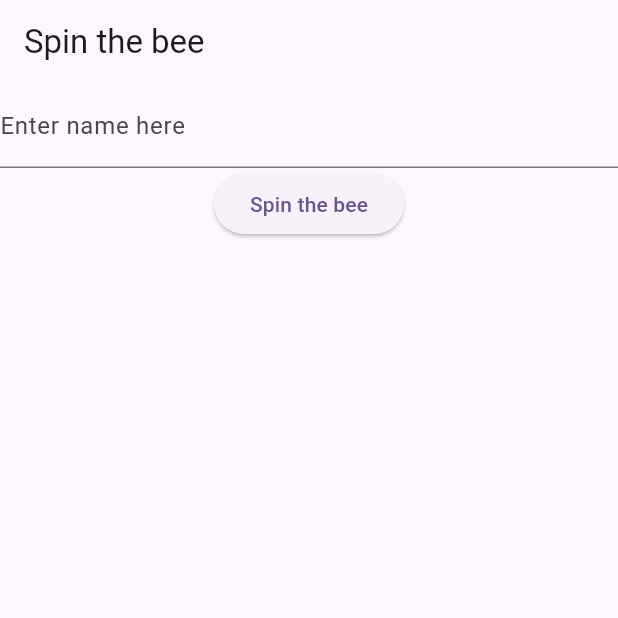
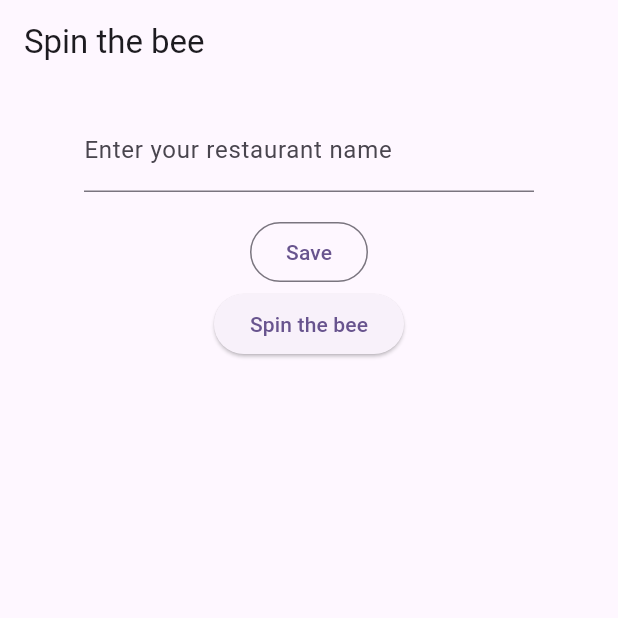
Before and after one commit to martinhusztimehi/spin-the-bee, a Flutter app: the screen it shows after launch, on a phone screen of 412 x 824 dp, the top half of it. Run offline on Flutter 3.47's test engine with Material 3 defaults, Android fonts, the phone set to English and light mode, and no system bars.

Commit message:
New component

```diff
--- a/lib/NameInput.dart
+++ b/lib/NameInput.dart
@@ -1,18 +1,32 @@
 import 'package:flutter/material.dart';
 
-class NameInputWithState extends StatefulWidget {
-  @override
-  State<StatefulWidget> createState() {
-    // TODO: implement createState
-    throw UnimplementedError();
-  }
-}
+class NameInput extends StatelessWidget {
+  final myController = TextEditingController();
 
-class NameInput extends StatelessWidget {
   @override
   Widget build(BuildContext context) {
-    return TextField(
-      decoration: InputDecoration(labelText: "Enter name here"),
+    return Column(
+      children: <Widget>[
+        Padding(
+          padding: const EdgeInsets.all(16.0),
+          child: SizedBox(
+            width: 300,
+            child: TextField(
+              controller: myController,
+              decoration: InputDecoration(
+                labelText: 'Enter your restaurant name',
+              ),
+            ),
+          ),
+        ),
+        OutlinedButton(
+          onPressed: () {
+            final restaurantName = myController.text;
+            print('Your restaurant name is $restaurantName');
+          },
+          child: Text('Save'),
+        ),
+      ],
     );
   }
 }
```
